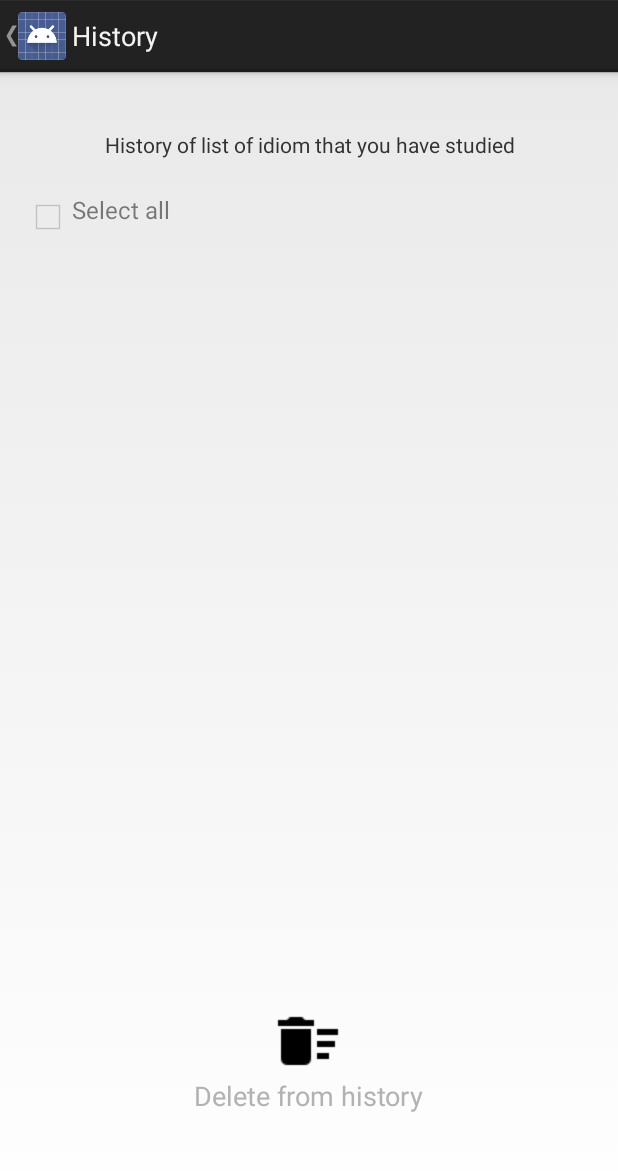
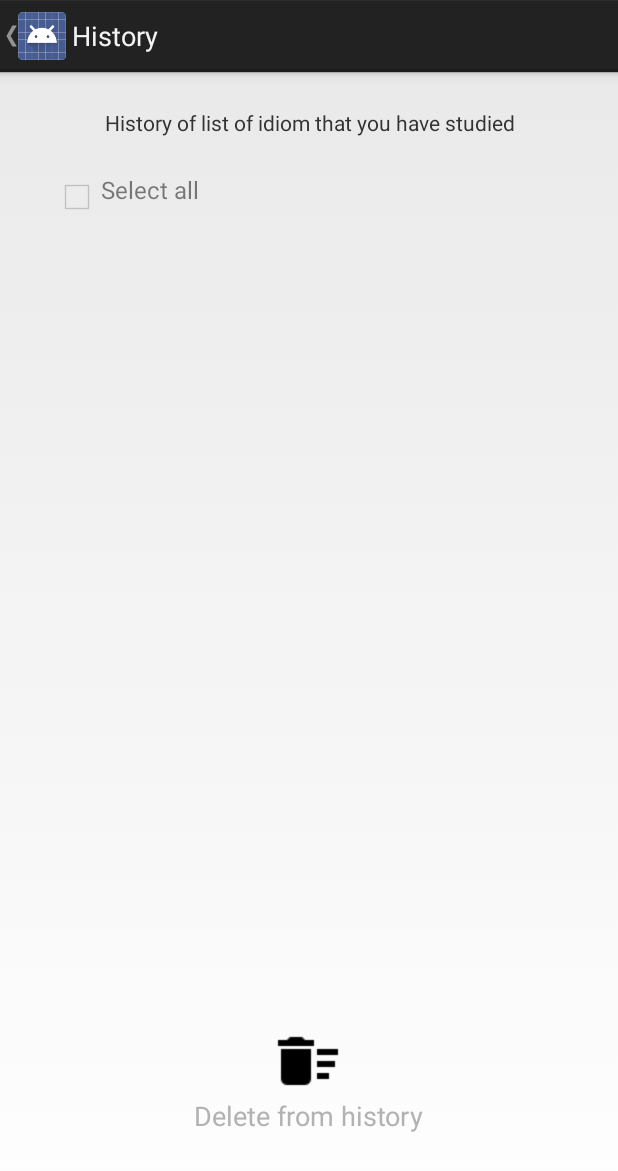
Before and after one commit to yoichi75jp/SearchIdiom4, an Android app: the HistoryActivity screen opened directly, with no data from a screen before it, on a phone screen of 412 x 824 dp. Shown: the top 1171 px of the screen. Run offline under Robolectric (Android 15) with nearby library versions, the phone set to English and light mode, and no system bars; our stand-ins replace AdMob; network calls fail.

Commit message:
2018/08/08 1.0.2対応

```diff
--- a/app/src/main/res/layout/activity_history.xml
+++ b/app/src/main/res/layout/activity_history.xml
@@ -3,7 +3,6 @@
     xmlns:android="http://schemas.android.com/apk/res/android"
     android:layout_width="match_parent"
     android:layout_height="match_parent"
-    android:padding="16dp"
     android:orientation="vertical">
 
     <LinearLayout
@@ -21,6 +20,8 @@
         <LinearLayout
             android:layout_width="match_parent"
             android:layout_height="wrap_content"
+            android:paddingStart="16pt"
+            android:paddingEnd="16pt"
             android:orientation="horizontal">
 
             <CheckBox
@@ -51,6 +52,8 @@
             android:id="@+id/list_history"
             android:layout_width="match_parent"
             android:layout_height="0dp"
+            android:paddingStart="16pt"
+            android:paddingEnd="16pt"
             android:layout_weight="7">
         </ListView>
 
@@ -83,7 +86,7 @@
                 android:layout_width="match_parent"
                 android:layout_height="wrap_content"
                 ads:adUnitId="@string/adUnitId"
-                ads:adSize="BANNER" />
+                ads:adSize="SMART_BANNER" />
         </LinearLayout>
 
     </LinearLayout>
--- a/app/src/main/res/layout/activity_webbrowser.xml
+++ b/app/src/main/res/layout/activity_webbrowser.xml
@@ -16,6 +16,6 @@
         android:layout_height="wrap_content"
         android:layout_gravity="bottom"
         ads:adUnitId="@string/adUnitId"
-        ads:adSize="BANNER" />
+        ads:adSize="SMART_BANNER" />
 
 </FrameLayout>
--- a/build.gradle
+++ b/build.gradle
@@ -7,7 +7,7 @@ buildscript {
         jcenter()
     }
     dependencies {
-        classpath 'com.android.tools.build:gradle:3.1.2'
+        classpath 'com.android.tools.build:gradle:3.1.4'
         classpath 'com.google.gms:google-services:3.2.1'
         //
 
```
Also changed, not shown: app/build.gradle (+8 -8 lines), app/src/main/res/layout/activity_favorite.xml (+6 -3 lines), app/src/main/res/layout/activity_main.xml (+7 -3 lines), 3 other files.
